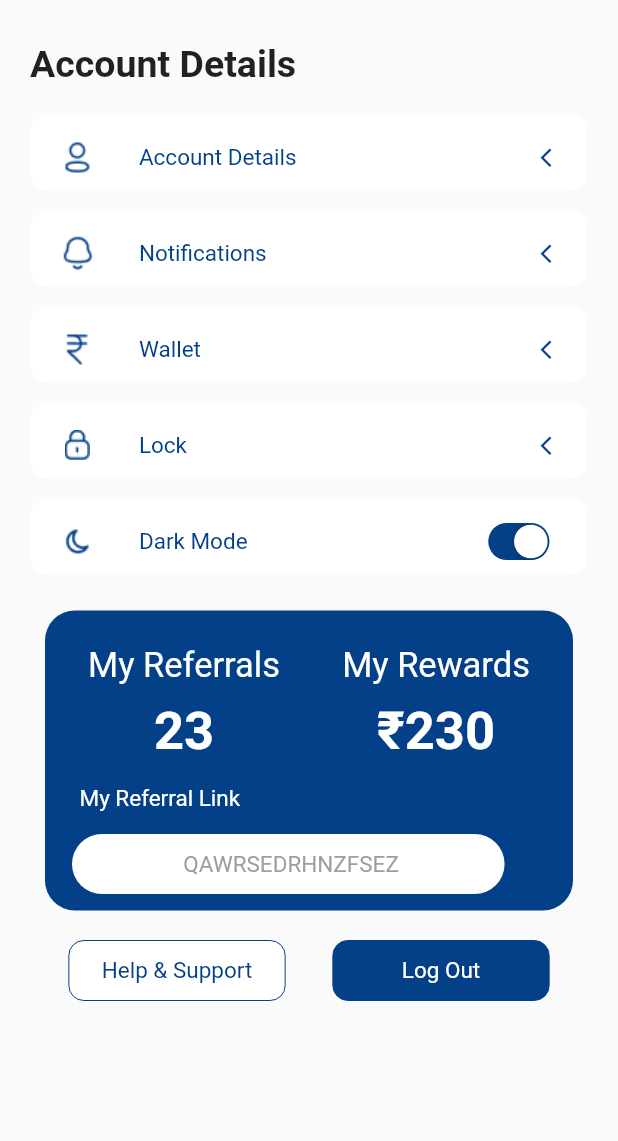
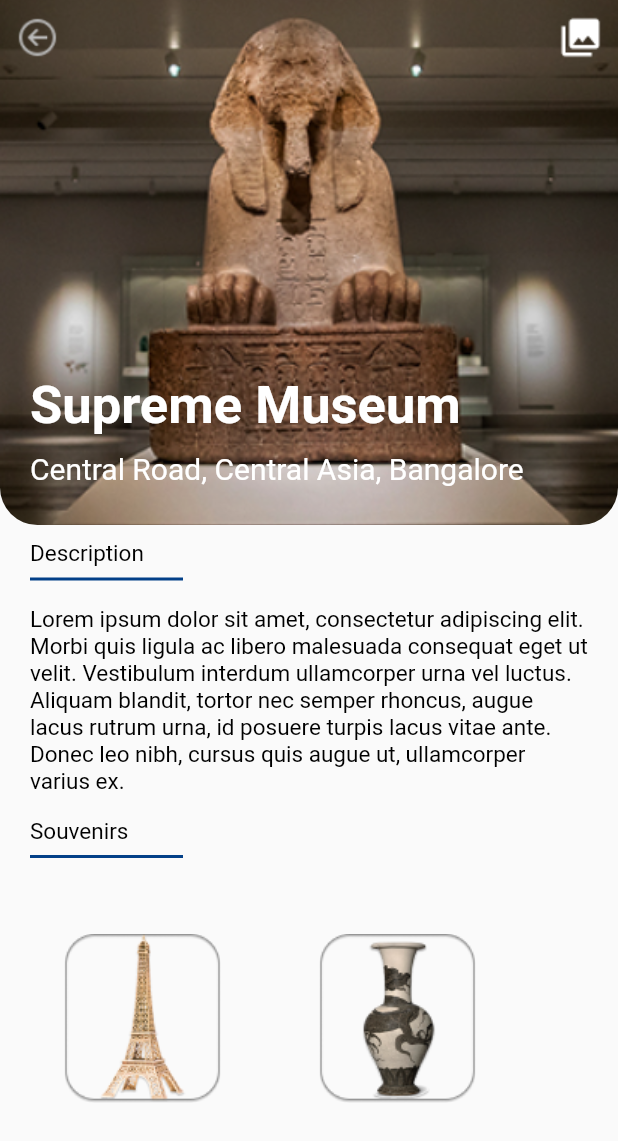
Before and after one commit to TheNova22/Billi, a Flutter app: the screen it shows after launch, on a phone screen of 412 x 824 dp. Shown: the top 1141 px of the screen. Run offline on Flutter 3.47's test engine with Material 2 defaults, Android fonts, the light colour scheme and no system bars; our stand-ins replace auto_size_text, carousel_slider, curved_navigation_bar, firebase_auth, firebase_core, qr_flutter and 1 more; missing offline and left inert: mobile_scanner; accounts and stored records are empty.

Commit message:
museum description

```diff
--- a/lib/main.dart
+++ b/lib/main.dart
@@ -1,4 +1,5 @@
 import 'package:billi/modules/account/account.dart';
+import 'package:billi/modules/museum_description/museum_description.dart';
 import 'package:billi/modules/qr_scanner/qr_scanner.dart';
 import 'package:billi/modules/view_saved/view_saved.dart';
 // ignore_for_file: prefer_const_constructors, sized_box_for_whitespace
@@ -33,6 +34,6 @@ class MyApp extends StatelessWidget {
         theme: ThemeData(
           primarySwatch: Colors.blue,
         ),
-        home: Account());
+        home: MuseumDescription());
   }
 }
--- /dev/null
+++ b/lib/modules/museum_description/museum_description.dart
@@ -0,0 +1,174 @@
+import 'package:billi/configs/palette.dart';
+import 'package:billi/modules/account/myProfile.dart';
+import 'package:billi/modules/account/wallet.dart';
+import 'package:flutter/cupertino.dart';
+import 'package:flutter/material.dart';
+
+class MuseumDescription extends StatefulWidget {
+  const MuseumDescription({Key? key}) : super(key: key);
+
+  @override
+  State<MuseumDescription> createState() => _MuseumDescription();
+}
+
+class _MuseumDescription extends State<MuseumDescription> {
+  List<String> images = ["assets/images/image1.png","assets/images/image2.png"];
+
+  @override
+  Widget build(BuildContext context) {
+    return SafeArea(
+      child: Scaffold(
+        body: SingleChildScrollView(
+          child: SizedBox(
+            height: MediaQuery.of(context).size.height,
+            child: ListView(
+              children: [
+              Stack(
+                children: [
+                  Container(
+                  width: double.maxFinite,
+                  height: 350,
+                  decoration: BoxDecoration(
+                      image: DecorationImage(
+                          image: AssetImage(
+                            "assets/images/image3.png",
+                          ),
+                            fit: BoxFit.cover,
+
+                          ),
+                    borderRadius: BorderRadius.only(
+                      bottomRight: Radius.circular(25),
+                      bottomLeft: Radius.circular(25),
+                    ),
+            ),
+
+                  ),
+
+                  Padding(
+                    padding: const EdgeInsets.all(10),
+                    child: Row(
+                      mainAxisAlignment: MainAxisAlignment.spaceBetween,
+                      children: [
+                        Image.asset(
+                          "assets/images/backarrow.png",
+                          width: 30,
+                          height: 30,
+                        ),
+                        Image.asset(
+                          "assets/images/photo.png",
+                          width: 30,
+                          height: 30,
+                        ),
+                      ],
+                    ),
+
+                  ),
+                  Positioned(
+                    top: 250,
+                    left: 20,
+                    child: Column(
+                      crossAxisAlignment: CrossAxisAlignment.start,
+                      children: [
+                        Text(
+                          'Supreme Museum',
+                          style: TextStyle(
+                            fontSize: 35,
+                            color: Palette.white,
+                            fontWeight: FontWeight.bold
+                          ),
+                        ),
+                        SizedBox(
+                          height: 10,
+                        ),
+                        Text(
+                          'Central Road, Central Asia, Bangalore',
+                          style: TextStyle(
+                              fontSize: 20,
+                              color: Palette.white,
+                             ),
+                        ),
+                      ],
+                    ),
+                  ),
+                ],
+              ),
+                Padding(
+                  padding: const EdgeInsets.only(left: 20,right: 20),
+                  child: Column(
+                    crossAxisAlignment: CrossAxisAlignment.start,
+                    children: [
+                      SizedBox(
+                        height: 10,
+                      ),
+                      Text(
+                        'Description',
+                        style: TextStyle(
+                          fontSize: 15,
+                          color: Palette.black,
+                        ),
+                      ),
+                      Padding(
+                        padding: const EdgeInsets.only(right: 270),
+                        child: Divider(thickness: 2,color: Palette.blue,),
+                      ),
+                      SizedBox(
+                        height: 10,
+                      ),
+                      Text(
+                        'Lorem ipsum dolor sit amet, consectetur adipiscing elit. Morbi quis ligula ac libero malesuada consequat eget ut velit. Vestibulum interdum ullamcorper urna vel luctus. Aliquam blandit, tortor nec semper rhoncus, augue lacus rutrum urna, id posuere turpis lacus vitae ante. Donec leo nibh, cursus quis augue ut, ullamcorper varius ex. ',
+                        style: TextStyle(
+
+                          fontSize: 15,
+                          color: Palette.black,
+                        ),
+                      ),
+                      SizedBox(
+                        height: 15,
+                      ),
+                      Text(
+                        'Souvenirs',
+                        style: TextStyle(
+                          fontSize: 15,
+                          color: Palette.black,
+                        ),
+                      ),
+                      Padding(
+                        padding: const EdgeInsets.only(right: 270),
+                        child: Divider(thickness: 2,color: Palette.blue,),
+                      ),
+
+                      Row(
+                        children: [
+                          Image.asset(
+                            images[0],
+                            width: 150,
+                            height: 200,
+                          ),
+                          SizedBox(
+                            width: 20,
+                          ),
+                          Image.asset(
+                            images[1],
+                            width: 150,
+                            height: 200,
+                          ),
+                        ],
+                      ),
+                      SizedBox(
+                        height: 15,
+                      ),
+                    ],
+                  ),
+                ),
+
+
+              ],
+            ),
+          ),
+        ),
+      ),
+    );
+  }
+
+
+}
```
Also changed, not shown: lib/modules/account/account.dart (+46 -19 lines), lib/modules/account/myProfile.dart (added, +103 -0 lines), lib/modules/account/wallet.dart (added, +308 -0 lines), assets/images/arrow.png (added), assets/images/backarrow.png (added), assets/images/badge.png (added), assets/images/coTraveller.png (added), assets/images/image1.png (added), assets/images/image2.png (added), assets/images/image3.png (added), assets/images/photo.png (added), assets/images/rupee.png (added), assets/images/rupee1.png (added), assets/images/schedule.png (added), 2 more files.
